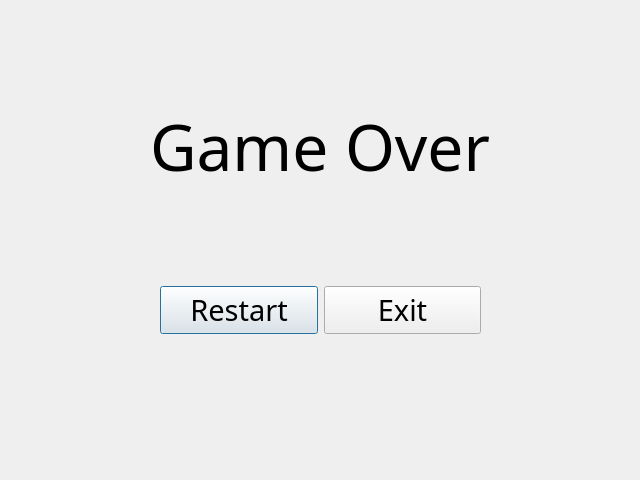
This is gameoverdialog.ui in SUlTlUS/Snack as Qt 5 draws it before an edit. The edited form follows.
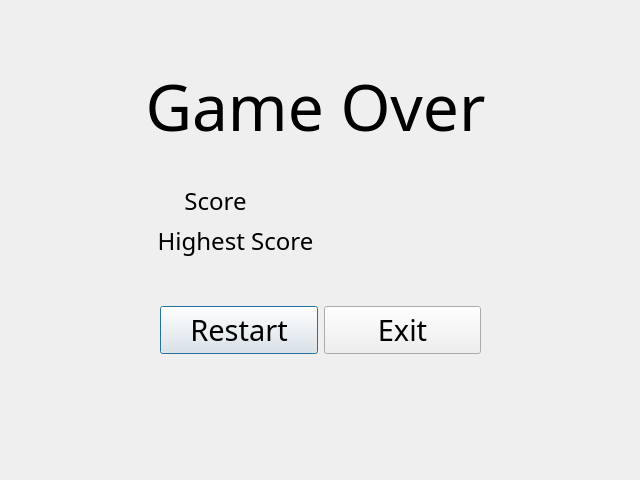
This is the edited form.

Commit message: feat: add Score and HightestScore into the gameoverdialog

Patch:
```diff
--- a/gameoverdialog.ui
+++ b/gameoverdialog.ui
@@ -16,10 +16,10 @@
   <widget class="QLabel" name="label">
    <property name="geometry">
     <rect>
-     <x>150</x>
-     <y>80</y>
+     <x>120</x>
+     <y>50</y>
      <width>391</width>
-     <height>131</height>
+     <height>111</height>
     </rect>
    </property>
    <property name="font">
@@ -31,12 +31,15 @@
    <property name="text">
     <string>Game Over</string>
    </property>
+   <property name="alignment">
+    <set>Qt::AlignCenter</set>
+   </property>
   </widget>
-  <widget class="QWidget" name="">
+  <widget class="QWidget" name="layoutWidget">
    <property name="geometry">
     <rect>
      <x>160</x>
-     <y>280</y>
+     <y>300</y>
      <width>321</width>
      <height>61</height>
     </rect>
@@ -70,6 +73,93 @@
     </item>
    </layout>
   </widget>
+  <widget class="QLabel" name="label_2">
+   <property name="geometry">
+    <rect>
+     <x>170</x>
+     <y>180</y>
+     <width>91</width>
+     <height>41</height>
+    </rect>
+   </property>
+   <property name="font">
+    <font>
+     <family>华康POP2体W9(P)</family>
+     <pointsize>18</pointsize>
+    </font>
+   </property>
+   <property name="text">
+    <string>Score</string>
+   </property>
+   <property name="alignment">
+    <set>Qt::AlignCenter</set>
+   </property>
+  </widget>
+  <widget class="QLabel" name="label_3">
+   <property name="geometry">
+    <rect>
+     <x>140</x>
+     <y>220</y>
+     <width>191</width>
+     <height>41</height>
+    </rect>
+   </property>
+   <property name="font">
+    <font>
+     <family>华康POP2体W9(P)</family>
+     <pointsize>18</pointsize>
+    </font>
+   </property>
+   <property name="text">
+    <string>Highest Score</string>
+   </property>
+   <property name="alignment">
+    <set>Qt::AlignCenter</set>
+   </property>
+  </widget>
+  <widget class="QLabel" name="ScoreLabel">
+   <property name="geometry">
+    <rect>
+     <x>330</x>
+     <y>180</y>
+     <width>51</width>
+     <height>31</height>
+    </rect>
+   </property>
+   <property name="font">
+    <font>
+     <family>得意黑</family>
+     <pointsize>26</pointsize>
+     <italic>true</italic>
+    </font>
+   </property>
+   <property name="text">
+    <string/>
+   </property>
+   <property name="alignment">
+    <set>Qt::AlignCenter</set>
+   </property>
+  </widget>
+  <widget class="QLabel" name="HScoreLabel">
+   <property name="geometry">
+    <rect>
+     <x>370</x>
+     <y>230</y>
+     <width>71</width>
+     <height>31</height>
+    </rect>
+   </property>
+   <property name="font">
+    <font>
+     <family>得意黑</family>
+     <pointsize>26</pointsize>
+     <italic>true</italic>
+    </font>
+   </property>
+   <property name="text">
+    <string/>
+   </property>
+  </widget>
  </widget>
  <resources/>
  <connections/>
```
The commit also changes 4 other files.
